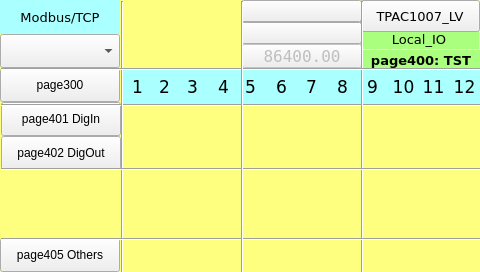
Before: the Qt Designer form TPAC1007_LV/Local_IO_HMI/page400.ui in MECTsrl/mect_apps, drawn with Qt 5.
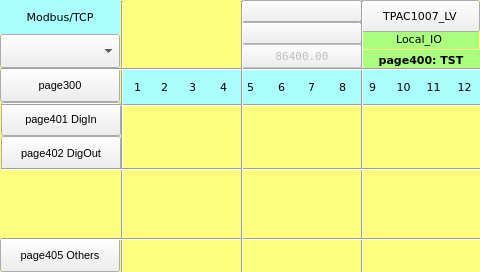
After: the same form once the commit is applied. Custom widgets are drawn as their Qt base class.

```diff
--- a/TPAC1007_LV/Local_IO_HMI/page400.ui
+++ b/TPAC1007_LV/Local_IO_HMI/page400.ui
@@ -43,7 +43,7 @@
    <property name="font">
     <font>
      <family>DejaVu Sans</family>
-     <pointsize>10</pointsize>
+     <pointsize>8</pointsize>
     </font>
    </property>
    <property name="styleSheet">
@@ -68,7 +68,7 @@
    <property name="font">
     <font>
      <family>DejaVu Sans</family>
-     <pointsize>10</pointsize>
+     <pointsize>8</pointsize>
      <weight>50</weight>
      <bold>false</bold>
     </font>
@@ -136,7 +136,7 @@
    <property name="font">
     <font>
      <family>DejaVu Sans</family>
-     <pointsize>13</pointsize>
+     <pointsize>8</pointsize>
     </font>
    </property>
    <property name="styleSheet">
@@ -161,7 +161,7 @@
    <property name="font">
     <font>
      <family>DejaVu Sans</family>
-     <pointsize>13</pointsize>
+     <pointsize>8</pointsize>
     </font>
    </property>
    <property name="styleSheet">
@@ -294,7 +294,7 @@
    <property name="font">
     <font>
      <family>DejaVu Sans</family>
-     <pointsize>13</pointsize>
+     <pointsize>8</pointsize>
     </font>
    </property>
    <property name="styleSheet">
@@ -389,7 +389,7 @@
    <property name="font">
     <font>
      <family>DejaVu Sans</family>
-     <pointsize>13</pointsize>
+     <pointsize>8</pointsize>
     </font>
    </property>
    <property name="styleSheet">
@@ -486,7 +486,7 @@
    <property name="font">
     <font>
      <family>DejaVu Sans</family>
-     <pointsize>13</pointsize>
+     <pointsize>8</pointsize>
     </font>
    </property>
    <property name="styleSheet">
@@ -548,7 +548,7 @@
    <property name="font">
     <font>
      <family>DejaVu Sans</family>
-     <pointsize>13</pointsize>
+     <pointsize>8</pointsize>
     </font>
    </property>
    <property name="styleSheet">
@@ -573,7 +573,7 @@
    <property name="font">
     <font>
      <family>DejaVu Sans</family>
-     <pointsize>10</pointsize>
+     <pointsize>8</pointsize>
      <weight>75</weight>
      <bold>true</bold>
     </font>
@@ -669,6 +669,11 @@
      <height>34</height>
     </rect>
    </property>
+   <property name="font">
+    <font>
+     <pointsize>8</pointsize>
+    </font>
+   </property>
    <property name="toolTip">
     <string/>
    </property>
@@ -807,7 +812,7 @@
    <property name="font">
     <font>
      <family>DejaVu Sans</family>
-     <pointsize>13</pointsize>
+     <pointsize>8</pointsize>
     </font>
    </property>
    <property name="styleSheet">
@@ -943,7 +948,7 @@
    <property name="font">
     <font>
      <family>DejaVu Sans</family>
-     <pointsize>13</pointsize>
+     <pointsize>8</pointsize>
     </font>
    </property>
    <property name="styleSheet">
@@ -968,7 +973,7 @@
    <property name="font">
     <font>
      <family>DejaVu Sans</family>
-     <pointsize>13</pointsize>
+     <pointsize>8</pointsize>
     </font>
    </property>
    <property name="styleSheet">
@@ -1026,6 +1031,11 @@
      <height>34</height>
     </rect>
    </property>
+   <property name="font">
+    <font>
+     <pointsize>8</pointsize>
+    </font>
+   </property>
    <property name="toolTip">
     <string/>
    </property>
@@ -1190,7 +1200,7 @@
    <property name="font">
     <font>
      <family>DejaVu Sans Mono</family>
-     <pointsize>12</pointsize>
+     <pointsize>8</pointsize>
     </font>
    </property>
    <property name="text">
@@ -1495,7 +1505,7 @@
    <property name="font">
     <font>
      <family>DejaVu Sans</family>
-     <pointsize>13</pointsize>
+     <pointsize>8</pointsize>
     </font>
    </property>
    <property name="styleSheet">
@@ -1520,7 +1530,7 @@
    <property name="font">
     <font>
      <family>DejaVu Sans</family>
-     <pointsize>13</pointsize>
+     <pointsize>8</pointsize>
     </font>
    </property>
    <property name="styleSheet">
@@ -1617,7 +1627,7 @@
    <property name="font">
     <font>
      <family>DejaVu Sans</family>
-     <pointsize>13</pointsize>
+     <pointsize>8</pointsize>
     </font>
    </property>
    <property name="styleSheet">
@@ -1688,6 +1698,11 @@
      <height>34</height>
     </rect>
    </property>
+   <property name="font">
+    <font>
+     <pointsize>8</pointsize>
+    </font>
+   </property>
    <property name="toolTip">
     <string/>
    </property>
@@ -1825,7 +1840,7 @@
    <property name="font">
     <font>
      <family>DejaVu Sans</family>
-     <pointsize>10</pointsize>
+     <pointsize>8</pointsize>
     </font>
    </property>
    <property name="styleSheet">
@@ -1847,6 +1862,11 @@
      <height>34</height>
     </rect>
    </property>
+   <property name="font">
+    <font>
+     <pointsize>8</pointsize>
+    </font>
+   </property>
    <property name="toolTip">
     <string/>
    </property>
```
Left out of the diff: 39 changed lines with no effect on the pictures.
